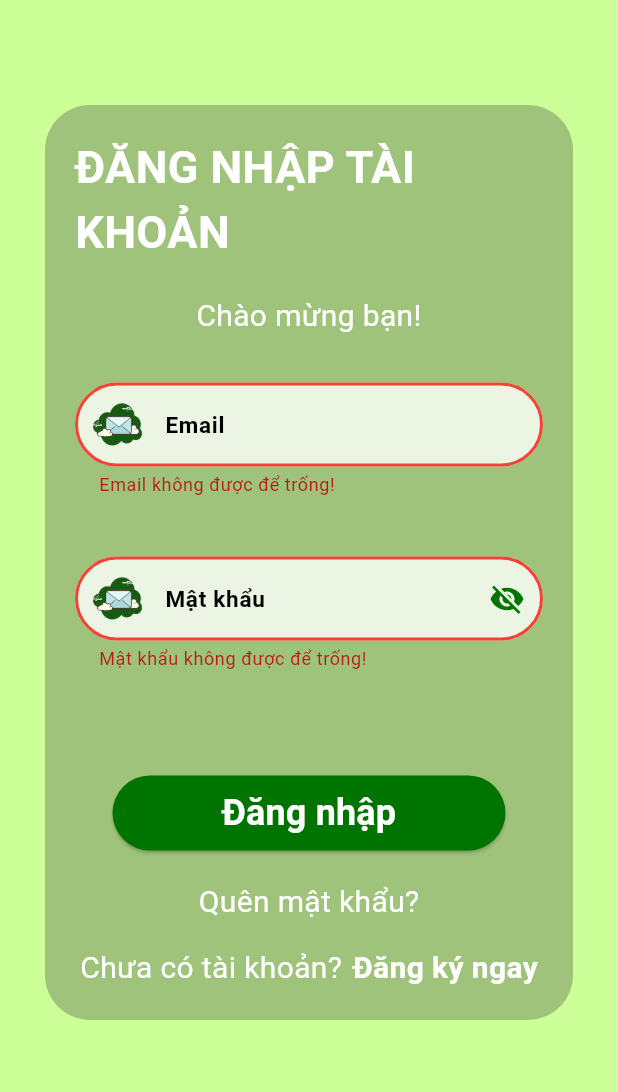
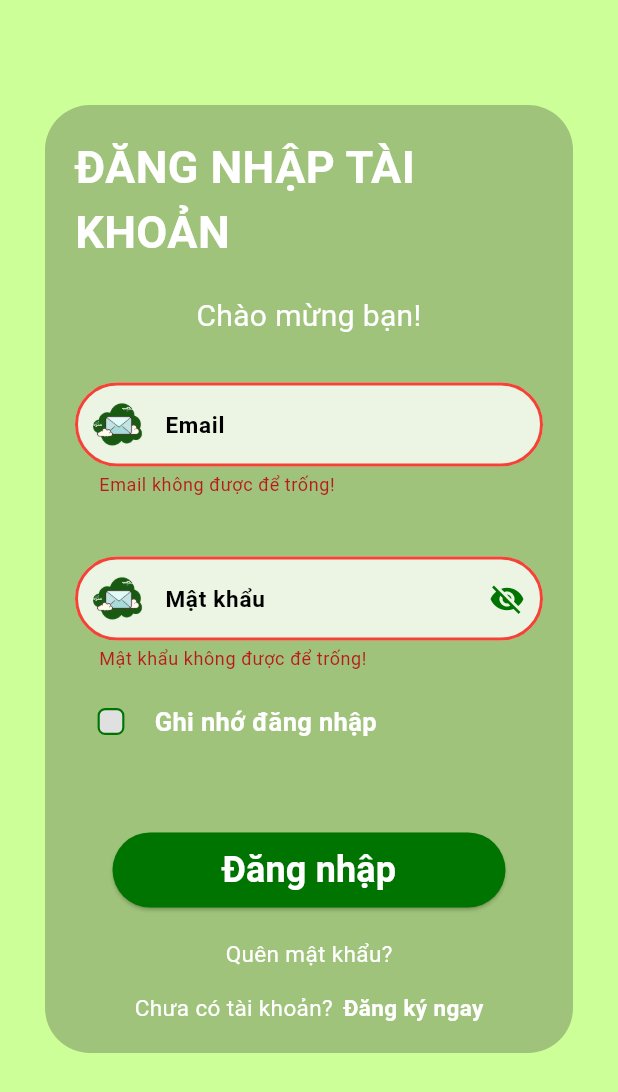
Before and after one commit to NguyenHongLoan125/lolly_app, a Flutter app: the screen it shows after launch, after a tap on "Đăng nhập", on a phone screen of 412 x 824 dp. Shown: the top 1092 px of the screen. Run offline on Flutter 3.47's test engine with Material 3 defaults, Android fonts, the phone set to English and light mode, and no system bars; our stand-ins replace cached_network_image, flutter_secure_storage, get, google_fonts, shared_preferences, supabase_flutter; accounts and stored records are empty.

Commit message:
update login

```diff
--- /dev/null
+++ b/lolly_app/lib/controllers/auth_storage.dart
@@ -0,0 +1,36 @@
+import 'package:flutter_secure_storage/flutter_secure_storage.dart';
+import 'package:shared_preferences/shared_preferences.dart';
+
+class AuthStorage {
+  static const _storage = FlutterSecureStorage();
+  static const _emailKey = 'email';
+  static const _passwordKey = 'password';
+  static const _rememberKey = 'remember_me';
+
+  // Ghi nhớ thông tin đăng nhập
+  static Future<void> saveCredentials(String email, String password, bool rememberMe) async {
+    final prefs = await SharedPreferences.getInstance();
+    await prefs.setBool(_rememberKey, rememberMe);
+    if (rememberMe) {
+      await prefs.setString(_emailKey, email);
+      await _storage.write(key: _passwordKey, value: password);
+    } else {
+      await prefs.remove(_emailKey);
+      await _storage.delete(key: _passwordKey);
+    }
+  }
+
+  // Lấy thông tin
+  static Future<Map<String, String>> getSavedCredentials() async {
+    final prefs = await SharedPreferences.getInstance();
+    final rememberMe = prefs.getBool(_rememberKey) ?? false;
+    if (!rememberMe) return {};
+
+    final email = prefs.getString(_emailKey) ?? '';
+    final password = await _storage.read(key: _passwordKey) ?? '';
+    return {
+      'email': email,
+      'password': password,
+    };
+  }
+}
--- a/lolly_app/lib/main.dart
+++ b/lolly_app/lib/main.dart
@@ -44,12 +44,12 @@ class MyApp extends StatelessWidget {
         colorScheme: ColorScheme.fromSeed(seedColor: Colors.deepPurple),
       ),
       debugShowCheckedModeBanner: false,
-      //home: SignUpScreen(),
+
       home: LoginScreen(),
-      // initialBinding: BindingsBuilder(() {
-      //   Get.put<CategoryController>(CategoryController());
-      //
-      // }),
+      initialBinding: BindingsBuilder(() {
+        Get.put<CategoryController>(CategoryController());
+
+      }),
 
     );
   }
--- a/lolly_app/lib/models/auth_model.dart
+++ b/lolly_app/lib/models/auth_model.dart
@@ -6,6 +6,8 @@ class AuthModel {
   final bool isRegister;
   final String btnText;
   final VoidCallback onButton;
+  final bool ? isRememberMe;
+  final Function(bool?)? onRememberChanged;
 
   final TextEditingController emailController;
   final TextEditingController passWordController;
@@ -22,5 +24,8 @@ class AuthModel {
     required this.passWordController,
     this.confirmPasswordController,
     this.usernameController,
+    required this.isRememberMe,
+    required this.onRememberChanged,
+
   });
 }
--- a/lolly_app/lib/views/screens/login_sigup_screen/auth_widgets.dart
+++ b/lolly_app/lib/views/screens/login_sigup_screen/auth_widgets.dart
@@ -3,6 +3,8 @@ import 'package:lolly_app/controllers/authentication_controller.dart';
 import 'package:lolly_app/models/auth_model.dart';
 import 'package:lolly_app/views/screens/login_sigup_screen/login.dart';
 import 'package:lolly_app/views/screens/login_sigup_screen/sign_up.dart';
+
+import '../../../controllers/auth_storage.dart';
  // Import file chứa logic kiểm tra
 
 class AuthWidgets extends StatefulWidget {
@@ -151,6 +153,44 @@ class _AuthWidgetsState extends State<AuthWidgets> {
                         obscureText: _obscurePassword,
                         validator: (value) => validateRequired(value, "Mật khẩu"),
                       ),
+                      const SizedBox(height:10),
+
+                      //nút remember me
+                      if(!widget.authModel.isRegister)
+                        Row(
+                          children: [
+                            Checkbox(
+                              value: widget.authModel.isRememberMe,
+                              onChanged: widget.authModel.onRememberChanged,
+                              side: const BorderSide(
+                                  color: Color(0xFF007400),
+                                  width: 1.5
+                              ),
+                              shape: RoundedRectangleBorder(
+                                  borderRadius: BorderRadius.circular(5)
+                              ),
+                              activeColor: Colors.green,
+                              checkColor: Colors.white,
+                              fillColor: MaterialStateProperty.resolveWith<Color>((states) {
+                                if (states.contains(MaterialState.selected)) {
+                                  return  Color.fromRGBO(204, 255, 152, 1); // màu khi được chọn
+                                }
+                                return Colors.grey.shade300; // màu khi chưa chọn
+                              }),
+
+                            ),
+                            const SizedBox(width: 5,),
+                            const Text(
+                              'Ghi nhớ đăng nhập',
+                              style: TextStyle(
+                                  color: Colors.white,
+                                  fontSize: 17,
+                                  fontWeight: FontWeight.bold
+                              ),
+                            ),
+
+                          ],
+                        ),
 
 
                       const SizedBox(height: 20),
@@ -180,7 +220,9 @@ class _AuthWidgetsState extends State<AuthWidgets> {
                           validator: (value) => validateRequired(value, "Xác nhận mật khẩu"),
                         ),
 
-                      const SizedBox(height: 50),
+
+
+                      const SizedBox(height: 30),
 
                       // Nút xác nhận
                       Container(
@@ -192,7 +234,7 @@ class _AuthWidgetsState extends State<AuthWidgets> {
                             backgroundColor: Color.fromRGBO(0, 116, 0, 1),
                             foregroundColor: Colors.white,
                           ),
-                          onPressed: () {
+                          onPressed: () async {
                             if (_formKey.currentState!.validate()) {
                               if (widget.authModel.isRegister) {
                                 widget.authModel.onButton?.call();
@@ -202,6 +244,12 @@ class _AuthWidgetsState extends State<AuthWidgets> {
                                   context: context,
                                   email: widget.authModel.emailController.text,
                                   password: widget.authModel.passWordController.text,
+                                );
+
+                                await AuthStorage.saveCredentials(
+                                  widget.authModel.emailController.text,
+                                  widget.authModel.passWordController.text,
+                                  widget.authModel.isRememberMe ?? false
                                 );
                               }
 
@@ -225,7 +273,7 @@ class _AuthWidgetsState extends State<AuthWidgets> {
                           children: [
                             Text('Bạn đã có tài khoản?',
                               style: TextStyle(
-                                  fontSize: 20,
+                                  fontSize: 15,
                                   color: Colors.white
                               ),
                             ),
@@ -240,7 +288,7 @@ class _AuthWidgetsState extends State<AuthWidgets> {
                                 },
                                 child: Text('Đăng nhập',
                                   style: TextStyle(
-                                      fontSize: 20,
+                                      fontSize: 15,
                                       color: Colors.white,
                                       fontWeight: FontWeight.bold
                                   ),
@@ -262,7 +310,7 @@ class _AuthWidgetsState extends State<AuthWidgets> {
                                 },
                                 child: Text('Quên mật khẩu?',
                                   style: TextStyle(
-                                      fontSize: 20,
+                                      fontSize: 15,
                                       color: Colors.white
                                   ),
                                 )
@@ -273,7 +321,7 @@ class _AuthWidgetsState extends State<AuthWidgets> {
                               children: [
                                 Text('Chưa có tài khoản?',
                                   style: TextStyle(
-                                      fontSize: 20,
+                                      fontSize: 15,
                                       color: Colors.white
                                   ),
                                 ),
@@ -288,7 +336,7 @@ class _AuthWidgetsState extends State<AuthWidgets> {
                                     },
                                     child: Text ('Đăng ký ngay',
                                       style: TextStyle(
-                                          fontSize: 20,
+                                          fontSize: 15,
                                           color: Colors.white,
                                           fontWeight: FontWeight.bold
                                       ),
--- a/lolly_app/lib/views/screens/login_sigup_screen/login.dart
+++ b/lolly_app/lib/views/screens/login_sigup_screen/login.dart
@@ -2,6 +2,7 @@ import 'package:flutter/material.dart';
 import 'package:lolly_app/models/auth_model.dart';
 import 'package:lolly_app/views/screens/login_sigup_screen/auth_widgets.dart';
 
+import '../../../controllers/auth_storage.dart';
 import '../../../controllers/authentication_controller.dart';
 class LoginScreen extends StatefulWidget {
 
@@ -14,7 +15,26 @@ class LoginScreen extends StatefulWidget {
 class _LoginScreenState extends State<LoginScreen> {
   final emailController = TextEditingController();
   final passWordController = TextEditingController();
+
+  bool _rememberMe = false;
+
   @override
+  void initState() {
+    super.initState();
+    _loadSavedCredentials();
+  }
+
+  Future<void> _loadSavedCredentials() async {
+    final creds = await AuthStorage.getSavedCredentials();
+    if (creds.isNotEmpty) {
+      setState(() {
+        emailController.text = creds['email'] ?? '';
+        passWordController.text = creds['password'] ?? '';
+        _rememberMe = true;
+      });
+    }
+  }
+
   Widget build(BuildContext context) {
     return SafeArea(
         child: Scaffold(
@@ -31,7 +51,12 @@ class _LoginScreenState extends State<LoginScreen> {
                   );
 
                 },
-
+                isRememberMe: _rememberMe,
+                onRememberChanged: (value) {
+                  setState(() {
+                    _rememberMe = value ?? false;
+                  });
+                },
                 btnText: 'Đăng nhập',
                 emailController: emailController,
                 passWordController: passWordController,
--- a/lolly_app/pubspec.yaml
+++ b/lolly_app/pubspec.yaml
@@ -38,6 +38,8 @@ dependencies:
   get: ^4.7.2
   cached_network_image: ^3.4.1
   google_fonts: ^6.2.1
+  flutter_secure_storage: ^9.0.0
+  shared_preferences: ^2.2.2
 
 
 dev_dependencies:
```
Also changed, not shown: lolly_app/lib/controllers/authentication_controller.dart (+66 -41 lines), lolly_app/lib/views/screens/login_sigup_screen/sign_up.dart (+24 -5 lines), lolly_app/lib/views/screens/forgot_password/input_email.dart (added), lolly_app/lib/views/screens/forgot_password/new_password.dart (added), lolly_app/lib/views/screens/forgot_password/verification_otp.dart (added), lolly_app/pubspec.lock, 6 other files.
